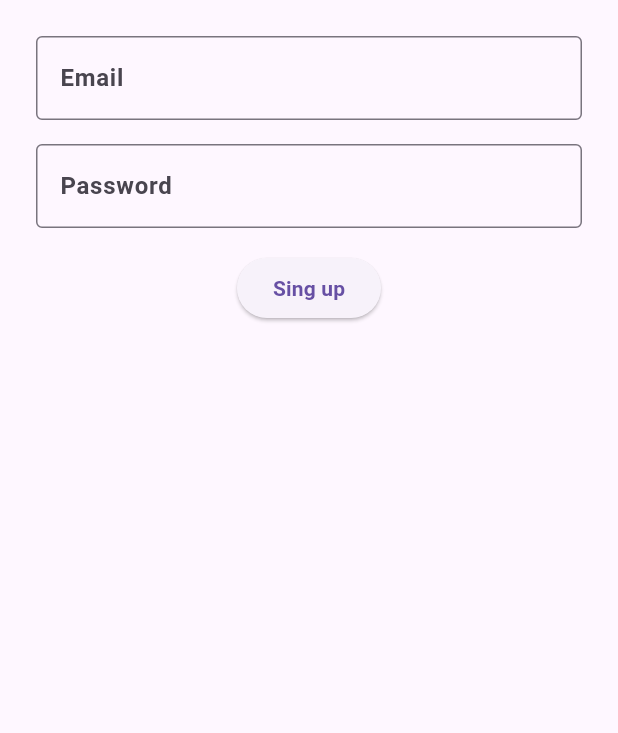
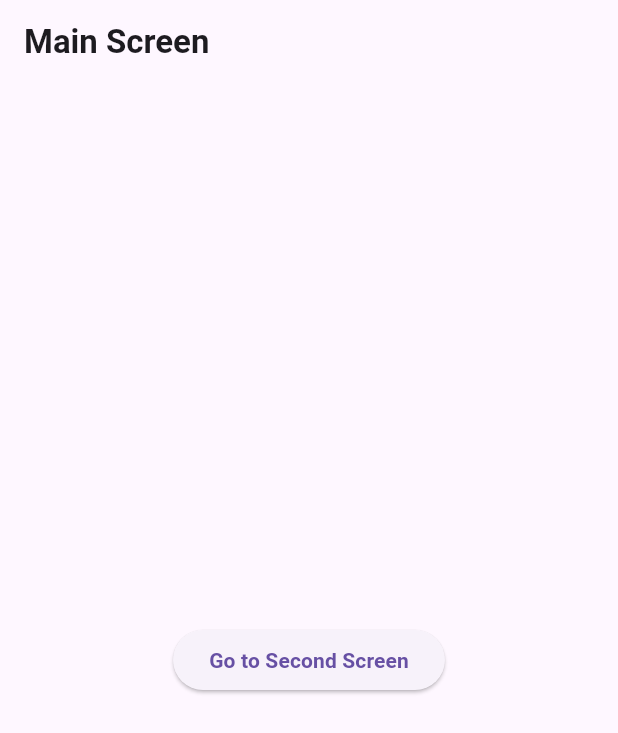
Before and after one commit to HosenShahadath/Flutter-complete-guide-course-documentation, a Flutter app: the screen it shows after launch, on a phone screen of 412 x 824 dp. Shown: the top 733 px of the screen. Run offline on Flutter 3.47's test engine with Material 3 defaults, Android fonts, the phone set to English and light mode, and no system bars; our stand-ins replace cached_network_image, google_fonts.

Commit message:
move to screen

```diff
--- a/lib/myapp.dart
+++ b/lib/myapp.dart
@@ -1,5 +1,5 @@
 import 'package:flutter/material.dart';
-import 'package:flutter_framework_practice/section%206/form%20validation/form%20validation%202.dart';
+import 'package:flutter_framework_practice/section%207/move%20to%20another%20screen/movo%20to%20screen.dart';
 
 class MyApp extends StatelessWidget {
   const MyApp({super.key});
@@ -8,7 +8,7 @@ class MyApp extends StatelessWidget {
   Widget build(BuildContext context) {
     return MaterialApp(
       debugShowCheckedModeBanner: false,
-      home: FormValidationApp2(),
+      home: MainScreen(),
     );
   }
 }
--- /dev/null
+++ b/lib/section 7/move to another screen/movo to screen.dart
@@ -0,0 +1,38 @@
+import 'package:flutter/material.dart';
+
+class MainScreen extends StatelessWidget {
+  const MainScreen({super.key});
+
+  @override
+  Widget build(BuildContext context) {
+    return Scaffold(
+      appBar: AppBar(title: const Text('Main Screen')),
+      body: Center(
+        child: ElevatedButton(
+          onPressed: () {
+            Navigator.of(context).push(
+              MaterialPageRoute(builder: (context) => SecondScreen()),
+            );
+          },
+          child: const Text('Go to Second Screen'),
+        ),
+      ),
+    );
+  }
+}
+
+class SecondScreen extends StatelessWidget {
+  const SecondScreen({super.key});
+
+  @override
+  Widget build(BuildContext context) {
+    return Scaffold(
+      appBar: AppBar(title: const Text('Second Screen')),
+      body: Center(
+        child: ElevatedButton(onPressed: () {
+          Navigator.pop(context);
+        }, child: const Text('Go Back')),
+      ),
+    );
+  }
+}
```
